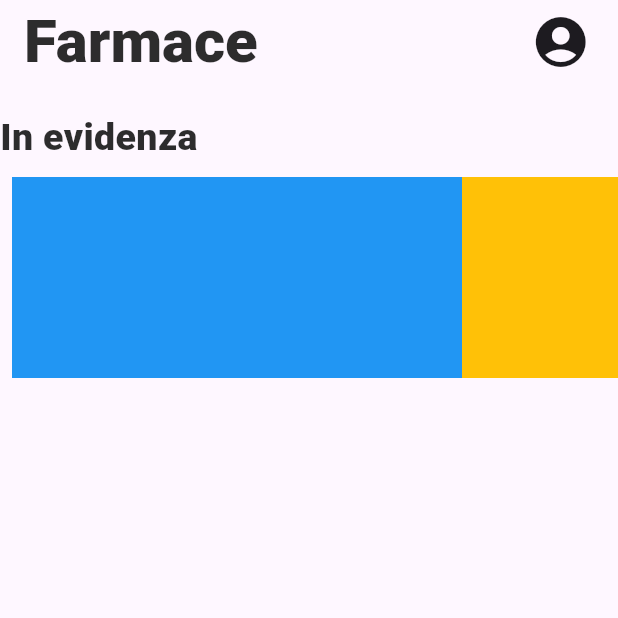
After one commit to errorLine5/farmace_app, a Flutter app: the Homepage screen opened directly, on a phone screen of 412 x 824 dp, the top half of it. The commit adds this screen. Run offline on Flutter 3.47's test engine with Material 3 defaults, Android fonts, the light colour scheme and no system bars; network calls fail.

Commit message:
modified Login, Register. created: homepage

```diff
--- /dev/null
+++ b/lib/homepage.dart
@@ -0,0 +1,89 @@
+import 'package:flutter/material.dart';
+
+class Homepage extends StatefulWidget {
+  const Homepage({super.key});
+
+  @override
+  State<Homepage> createState() => _HomepageState();
+}
+
+class _HomepageState extends State<Homepage> {
+  @override
+  Widget build(BuildContext context) {
+    return Scaffold(
+      extendBody: true,
+      body: CustomScrollView(slivers: [
+        const SliverAppBar(
+          floating: true,
+          snap: true,
+          title: Flex(
+              direction: Axis.horizontal,
+              mainAxisAlignment: MainAxisAlignment.spaceEvenly,
+              children: [
+                Expanded(
+                    flex: 8,
+                    child: Text("Farmace",
+                        style: TextStyle(
+                          color: Color.fromARGB(210, 0, 0, 0),
+                          fontSize: 40,
+                          fontWeight: FontWeight.w900,
+                          fontStyle: FontStyle.normal,
+                        ),
+                        textAlign: TextAlign.left)),
+                Expanded(
+                  flex: 1,
+                  child: Padding(
+                    padding: EdgeInsets.only(right: 20.0),
+                    child: Icon(
+                      Icons.account_circle,
+                      size: 40,
+                    ),
+                  ),
+                )
+              ]),
+        ),
+        SliverFillRemaining(
+            child: Padding(
+          padding: const EdgeInsets.only(top: 18.0),
+          child: Column(
+            children: [
+              Container(
+                width: double.infinity,
+                child: Text("In evidenza",
+                    style: TextStyle(
+                      color: Color.fromARGB(210, 0, 0, 0),
+                      fontSize: 25,
+                      fontWeight: FontWeight.w900,
+                      fontStyle: FontStyle.normal,
+                    ),
+                    textAlign: TextAlign.left),
+              ),
+              SizedBox(
+                width: double.infinity,
+                height: 150,
+                child: ListView(
+                    scrollDirection: Axis.horizontal,
+                    padding: const EdgeInsets.all(8),
+                    semanticChildCount: 3,
+                    children: [
+                      Container(
+                        width: 300,
+                        color: Colors.blue,
+                      ),
+                      Container(
+                        width: 300,
+                        color: Colors.amber,
+                      ),
+                      Container(
+                        width: 300,
+                        color: Colors.green,
+                      )
+                    ]),
+              ),
+            ],
+          ),
+        ))
+      ]),
+    );
+  }
+}
--- a/lib/main.dart
+++ b/lib/main.dart
@@ -1,4 +1,4 @@
-import 'package:farmace_app/Register.dart';
+import 'package:farmace_app/login.dart';
 import 'package:flutter/material.dart';
 
 void main() {
@@ -16,7 +16,7 @@ class MyApp extends StatelessWidget {
         colorScheme: ColorScheme.fromSeed(seedColor: Colors.deepPurple),
         useMaterial3: true,
       ),
-      home: const Register(),
+      home: const Login(),
     );
   }
 }
```
Also changed, not shown: lib/Register.dart (+72 -13 lines), lib/login.dart (+38 -11 lines), 2 other files.
